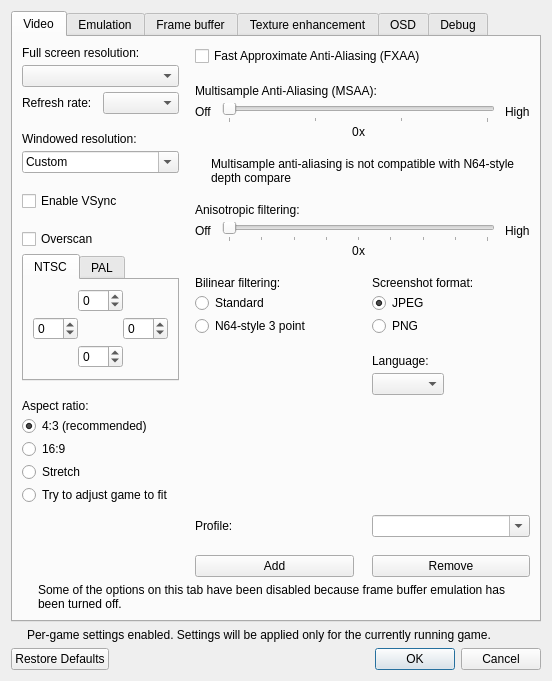
gonetz/GLideN64, file src/GLideNUI/configDialog.ui: the form before one commit.
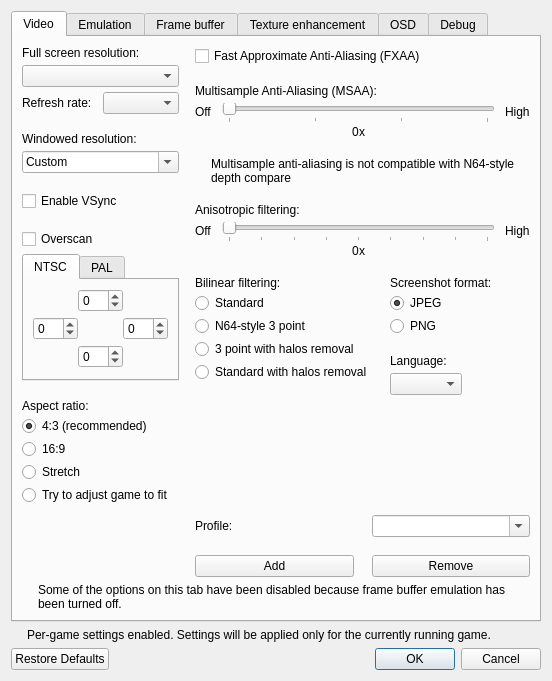
The form after the commit. Icons and pictures are not drawn.

Commit message: Support new bilinear filtering modes in GUI.

Patch:
```diff
--- a/src/GLideNUI/configDialog.ui
+++ b/src/GLideNUI/configDialog.ui
@@ -822,6 +822,20 @@
                     </property>
                    </widget>
                   </item>
+                  <item>
+                   <widget class="QRadioButton" name="blnr3PointColorBleedingRadioButton">
+                    <property name="text">
+                     <string>3 point with halos removal</string>
+                    </property>
+                   </widget>
+                  </item>
+                  <item>
+                   <widget class="QRadioButton" name="blnrStandardColorBleedingRadioButton">
+                    <property name="text">
+                     <string>Standard with halos removal</string>
+                    </property>
+                   </widget>
+                  </item>
                  </layout>
                 </widget>
                </item>
```
Left out of the diff: 8 changed lines with no effect on the pictures. The commit also changes 1 other file.
